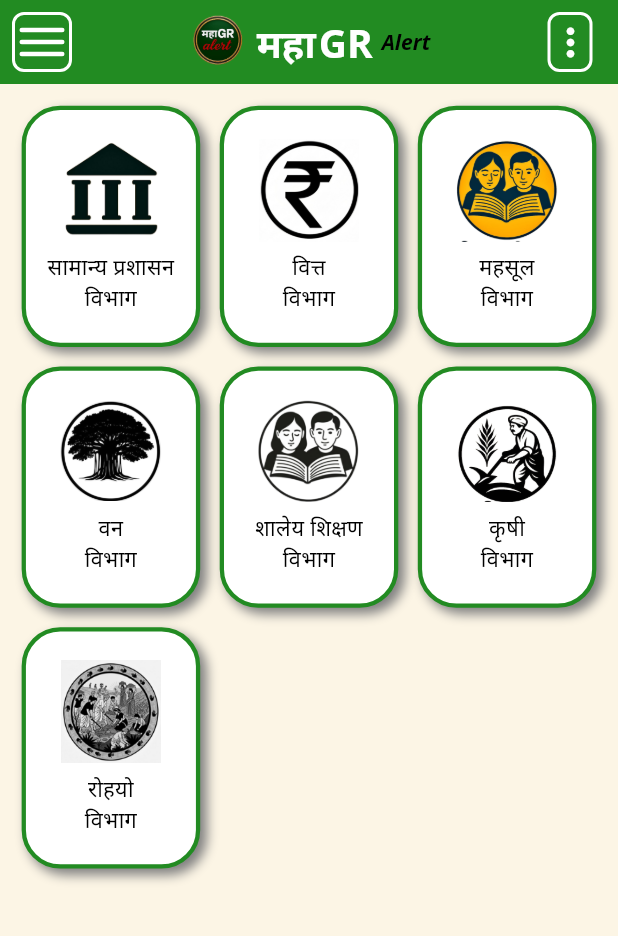
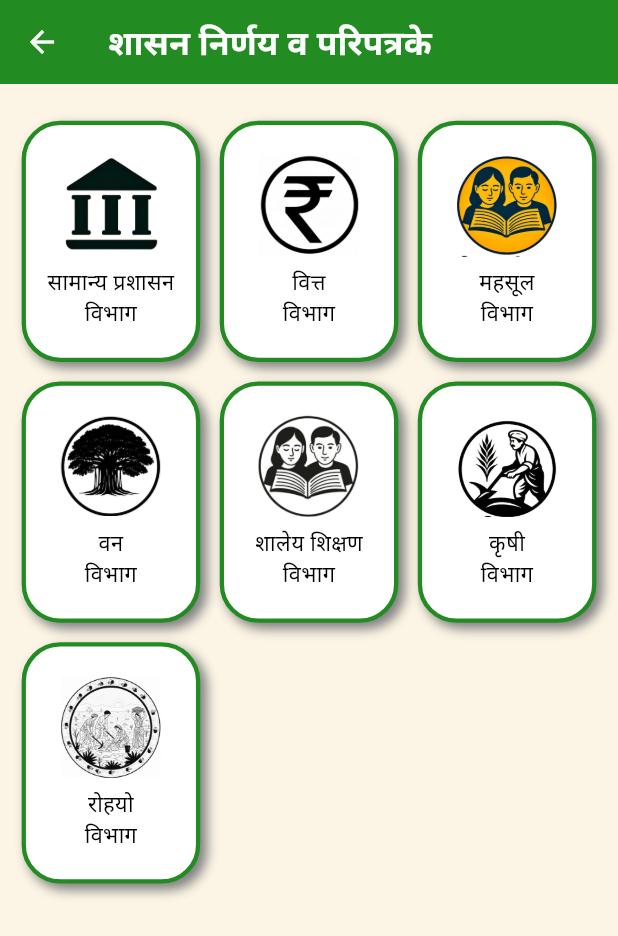
Before and after one commit to aawalimbe/mahagr-app, a Flutter app: the SubDept screen opened directly, on a phone screen of 412 x 824 dp. Shown: the top 936 px of the screen. Run offline on Flutter 3.47's test engine with Material 3 defaults, Android fonts, the phone set to English and light mode, and no system bars; our stand-ins replace dio, file_picker, firebase_core, flutter_screenutil, google_nav_bar, share_plus and 1 more; missing offline and left inert: pdfx; accounts and stored records are empty; network calls fail.

Commit message:
changes made by client

```diff
--- a/lib/main.dart
+++ b/lib/main.dart
@@ -4,6 +4,7 @@ import 'package:flutter_screenutil/flutter_screenutil.dart';
 import 'package:forrest_department_gr_and_updatees_app/pages/home_page.dart';
 import 'package:forrest_department_gr_and_updatees_app/pages/login_Page.dart';
 import 'package:forrest_department_gr_and_updatees_app/pages/start_page.dart';
+import 'package:forrest_department_gr_and_updatees_app/pages/welcome_page.dart';
 import 'package:forrest_department_gr_and_updatees_app/reusable_or_snipit_widgets/api_service.dart';
 import 'package:forrest_department_gr_and_updatees_app/reusable_or_snipit_widgets/language_provider.dart';
 import 'package:forrest_department_gr_and_updatees_app/reusable_or_snipit_widgets/theme_provider.dart';
@@ -70,7 +71,7 @@ class MyApp extends StatelessWidget {
           },
         );
       },
-      child: const SplashScreen(),
+      child: const HomePage(),
     );
   }
 }
--- a/lib/pages/sub_dept.dart
+++ b/lib/pages/sub_dept.dart
@@ -47,13 +47,22 @@ class _SubDeptState extends State<SubDept> {
     final lang = Provider.of<LanguageProvider>(context).language;
 
     return SafeArea(
-      child: CustomScaffold(
-        body:
+      child: Scaffold(
+        appBar: AppBar(
+          title: Text(
+            'शासन निर्णय व परिपत्रके',
+            style: AppTextStyles.bold(22.sp),
+          ),
+        ),
+        body: Padding(
+          padding: const EdgeInsets.only(top: 10.0),
+          child:
               _isLoading
                   ? const Center(child: CircularProgressIndicator())
                   : GridView.builder(
                     padding: EdgeInsets.all(14.sp),
-                  gridDelegate: const SliverGridDelegateWithFixedCrossAxisCount(
+                    gridDelegate:
+                        const SliverGridDelegateWithFixedCrossAxisCount(
                           crossAxisCount: 3,
                           crossAxisSpacing: 13,
                           mainAxisSpacing: 13,
@@ -151,6 +160,7 @@ class _SubDeptState extends State<SubDept> {
                     },
                   ),
         ),
+      ),
     );
   }
 }
--- a/lib/pages/sub_sub_departments.dart
+++ b/lib/pages/sub_sub_departments.dart
@@ -396,6 +396,8 @@ class _SubSubDepartmentsState extends State<SubSubDepartments> {
                   categoryId: catId,
                   subCategoryId: 0,
                   subCategoryName: name,
+                  departmentNameMar: widget.departmentNameMar,
+                  departmentNameEng: widget.departmentNameEng,
                 ),
           ),
         );
@@ -429,6 +431,8 @@ class _SubSubDepartmentsState extends State<SubSubDepartments> {
                             categoryId: catId,
                             subCategoryId: scId,
                             subCategoryName: scName,
+                            departmentNameMar: widget.departmentNameMar,
+                            departmentNameEng: widget.departmentNameEng,
                           ),
                     ),
                   );
--- a/lib/pages/welcome_page.dart
+++ b/lib/pages/welcome_page.dart
@@ -98,6 +98,7 @@ class WelcomePage extends StatelessWidget {
                                 padding: EdgeInsets.symmetric(vertical: 14.h),
                                 backgroundColor: Colors.transparent,
                                 shadowColor: Colors.transparent,
+                                foregroundColor: AppColors.textOnDark,
                                 elevation: 0,
                               ),
                               onPressed: () {
@@ -110,7 +111,7 @@ class WelcomePage extends StatelessWidget {
                               },
                               child: Text(
                                 "Get started",
-                                style: AppTextStyles.bold(18.sp),
+                                style: AppTextStyles.bold(22.sp),
                               ),
                             ),
                           ),
--- a/lib/reusable_or_snipit_widgets/appbar.dart
+++ b/lib/reusable_or_snipit_widgets/appbar.dart
@@ -1,4 +1,5 @@
 import 'package:flutter/material.dart';
+import 'package:flutter_screenutil/flutter_screenutil.dart';
 import 'package:forrest_department_gr_and_updatees_app/pages/customs_notifictions.dart';
 import 'package:forrest_department_gr_and_updatees_app/pages/give_sugg.dart';
 import 'package:forrest_department_gr_and_updatees_app/pages/login_Page.dart';
@@ -35,8 +36,8 @@ class CustomAppBar extends StatelessWidget implements PreferredSizeWidget {
                   child: GestureDetector(
                     onTap: () => Scaffold.of(context).openDrawer(),
                     child: Container(
-                      width: 40,
-                      height: 40,
+                      width: 35,
+                      height: 35,
                       decoration: BoxDecoration(
                         borderRadius: BorderRadius.circular(8),
                         border: Border.all(color: Colors.white, width: 2),
@@ -45,9 +46,9 @@ class CustomAppBar extends StatelessWidget implements PreferredSizeWidget {
                         mainAxisAlignment: MainAxisAlignment.center,
                         children: const [
                           _MenuLine(),
-                          SizedBox(height: 5),
+                          SizedBox(height: 4),
                           _MenuLine(),
-                          SizedBox(height: 5),
+                          SizedBox(height: 4),
                           _MenuLine(),
                         ],
                       ),
@@ -110,11 +111,11 @@ class CustomAppBar extends StatelessWidget implements PreferredSizeWidget {
 
           actions: [
             Padding(
-              padding: const EdgeInsets.only(right: 8),
+              padding: EdgeInsets.only(right: 8),
               child: PopupMenuButton<String>(
                 icon: Container(
-                  width: 30,
-                  height: 45,
+                  width: 25.w,
+                  height: 40.h,
                   alignment: Alignment.center,
                   decoration: BoxDecoration(
                     borderRadius: BorderRadius.circular(8),
@@ -127,7 +128,7 @@ class CustomAppBar extends StatelessWidget implements PreferredSizeWidget {
                     ),
                   ),
                   child: Transform.translate(
-                    offset: const Offset(-1.7, 0),
+                    offset: const Offset(-4, 0),
                     child: const Icon(Icons.more_vert, size: 30),
                   ),
                 ),
@@ -229,8 +230,8 @@ class _MenuLine extends StatelessWidget {
   @override
   Widget build(BuildContext context) {
     return SizedBox(
-      width: 30,
-      height: 3,
+      width: 20,
+      height: 2.5,
       child: DecoratedBox(
         decoration: BoxDecoration(
           color: Colors.white,
--- a/lib/reusable_or_snipit_widgets/hamburger_menu.dart
+++ b/lib/reusable_or_snipit_widgets/hamburger_menu.dart
@@ -70,7 +70,7 @@ class HamburgerMenu extends StatelessWidget {
                     Column(
                       children: [
                         Image.asset(
-                          'assets/images/project_image/logo.png',
+                          'assets/images/original/logo.png',
                           width: 90,
                           height: 90,
                           fit: BoxFit.contain,
--- a/lib/reusable_or_snipit_widgets/viewer_bottomNevigator.dart
+++ b/lib/reusable_or_snipit_widgets/viewer_bottomNevigator.dart
@@ -47,7 +47,10 @@ class ViewerBottomNavigator extends StatelessWidget {
             child: const _NavItem(icon: Icons.save_alt, label: 'Save'),
           ),
           GestureDetector(
-            onTap: onRotate,
+            onTap: () {
+              onRotate();
+            },
+            behavior: HitTestBehavior.opaque,
             child: const _NavItem(icon: Icons.screen_rotation, label: 'Rotate'),
           ),
           GestureDetector(
```
Also changed, not shown: lib/pages/gr_list.dart (+18 -3 lines), lib/pages/payment_info.dart (+11 -5 lines), lib/pages/pdf_viewer.dart (+21 -2 lines), assets/images/original/grid.jpeg, assets/images/original/grid1.jpeg (added), assets/images/original/शासन निर्णय व परिपत्रके1/रोजगार हमी योजना विभाग.jpg, lib/to be deleted folder/images/WhatsApp Image 2025-12-30 at 15.56.10.jpeg (added), lib/to be deleted folder/images/WhatsApp Image 2025-12-30 at 16.01.21.jpeg (added), lib/to be deleted folder/images/WhatsApp Image 2025-12-30 at 16.13.51.jpeg (added), 1 other file. Lines whose indentation alone changed are shown as unchanged.
